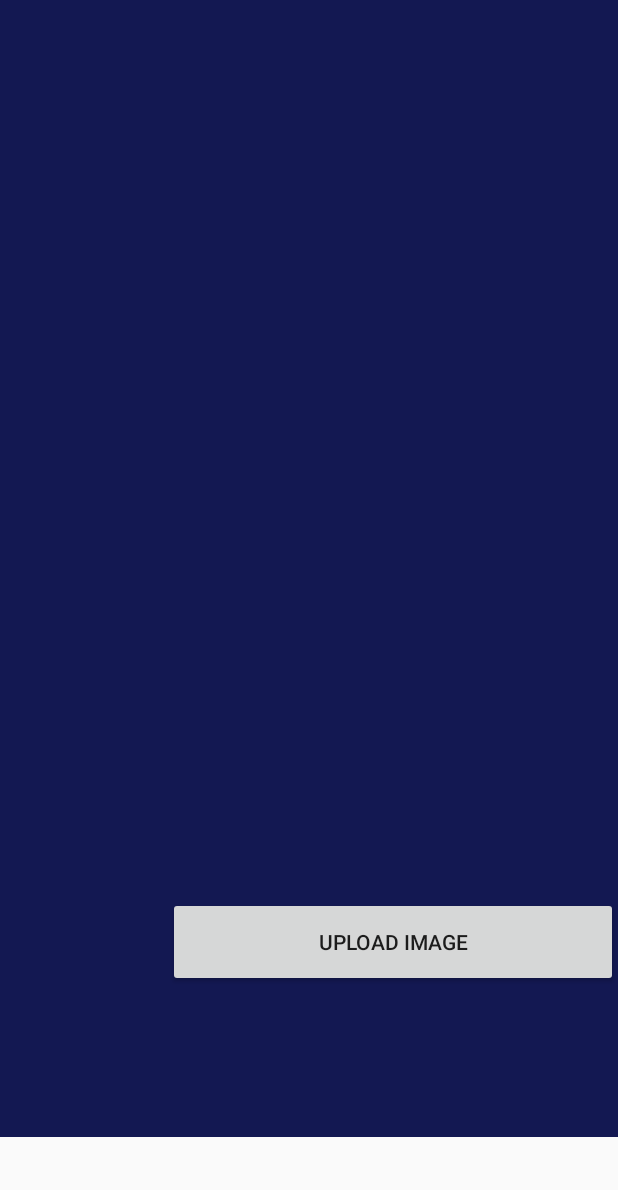
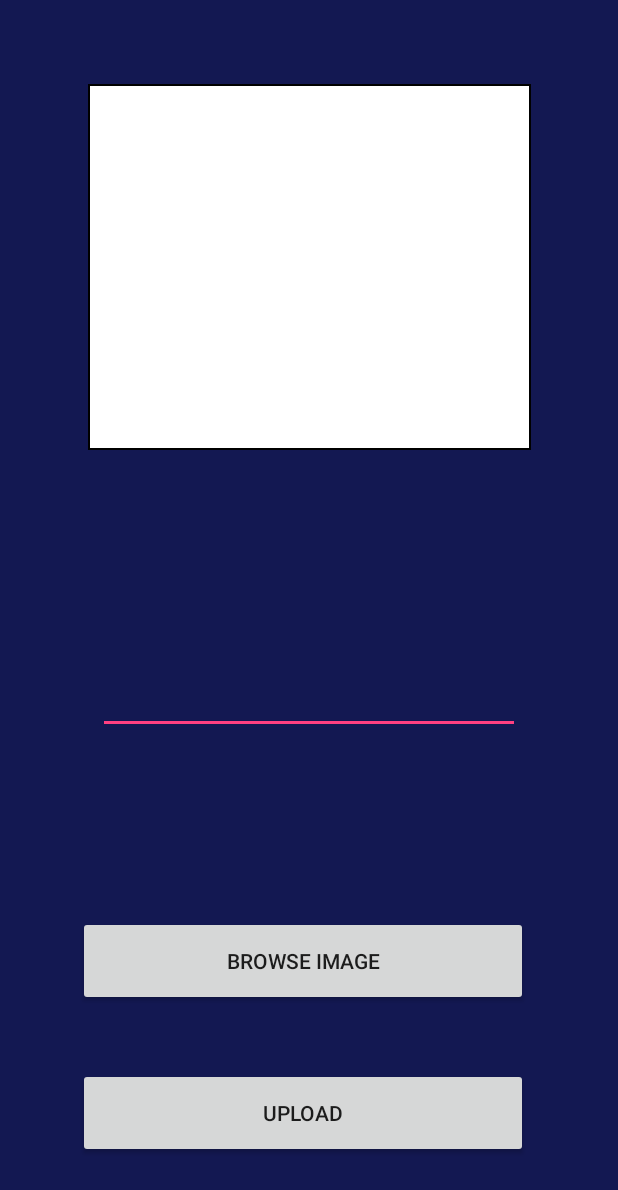
Before and after one commit to wilsonPhiggsbury/FaceIt, an Android app: the SettingsActivity screen opened directly, with no data from a screen before it, on a phone screen of 412 x 824 dp. Shown: the top 1190 px of the screen. Run offline under Robolectric (Android 15) with nearby library versions, the phone set to English and light mode, and no system bars.

Commit message:
fix settingsActivity layout file, created button for

```diff
--- a/app/src/main/AndroidManifest.xml
+++ b/app/src/main/AndroidManifest.xml
@@ -21,4 +21,7 @@
         <activity android:name=".SettingsActivity"></activity>
     </application>
 
+    <uses-permission android:name="android.permission.INTERNET"/>
+    <uses-permission android:name="android.permission.READ_EXTERNAL_STORAGE"/>
+    <uses-permission android:name="android.permission.WRITE_EXTERNAL_STORAGE"/>
 </manifest>
--- a/app/src/main/java/com/example/faceit/SettingsActivity.java
+++ b/app/src/main/java/com/example/faceit/SettingsActivity.java
@@ -1,13 +1,99 @@
 package com.example.faceit;
 
+import android.content.ContextWrapper;
+import android.content.Intent;
+import android.database.Cursor;
+import android.graphics.Bitmap;
+import android.graphics.BitmapFactory;
+import android.net.Uri;
+import android.provider.MediaStore;
 import android.support.v7.app.AppCompatActivity;
 import android.os.Bundle;
+import android.util.Log;
+import android.view.View;
+import android.widget.Button;
+import android.widget.EditText;
+import android.widget.ImageView;
 
-public class SettingsActivity extends AppCompatActivity {
+import java.security.Timestamp;
 
+public class SettingsActivity extends AppCompatActivity implements View.OnClickListener{
+    private static final int RESULT_LOAD_IMAGE = 1; //id for the image selected to upload
+    private Button browseImageBtn;
+    private Button uploadPhotoBtn;
+    private ImageView image;
+    private EditText editPhotoName;
+    private static Bitmap imageToUpload;
     @Override
     protected void onCreate(Bundle savedInstanceState) {
         super.onCreate(savedInstanceState);
         setContentView(R.layout.activity_settings);
+        image = (ImageView)findViewById(R.id.imageToUpload);
+        browseImageBtn = (Button)findViewById(R.id.browseImageBtn);
+        uploadPhotoBtn = (Button)findViewById(R.id.uploadImageBtn);
+        editPhotoName = (EditText)findViewById(R.id.editUploadName);
+
+        image.setOnClickListener((View.OnClickListener) this);
+        uploadPhotoBtn.setOnClickListener((View.OnClickListener) this);
+        browseImageBtn.setOnClickListener((View.OnClickListener)this);
+    }
+
+    @Override
+    public void onClick(View view){
+        switch(view.getId()) {
+            case R.id.browseImageBtn:
+                Intent galleryIntent = new Intent(Intent.ACTION_PICK, MediaStore.Images.Media.EXTERNAL_CONTENT_URI);
+                startActivityForResult(galleryIntent, RESULT_LOAD_IMAGE);
+                break;
+
+            case R.id.uploadImageBtn:
+                uploadImageToInternalStorage(imageToUpload);
+                break;
+
+        }
+    }
+
+    /*
+     * Callback when user select image from gallery for upload
+     * get a callback
+     * @see android.app.Activity#onActivityResult(int, int,
+     * android.content.Intent)
+     */
+    @Override
+    protected void onActivityResult(int requestCode, int resultCode, Intent data) {
+        super.onActivityResult(requestCode, resultCode, data);
+        // Here we need to check if the activity that was triggers was the Image Gallery.
+        // If it is the requestCode will match the LOAD_IMAGE_RESULTS value.
+        // If the resultCode is RESULT_OK and there is some data (not null) we know that an image was picked.
+        if (requestCode == RESULT_LOAD_IMAGE && resultCode == RESULT_OK && data!=null){
+            //display the picture selected
+            Uri selectedImage = data.getData();
+            image.setImageURI(selectedImage);
+            String[] filePathColumn = {MediaStore.Images.Media.DATA};
+
+            Cursor cursor = getContentResolver().query(selectedImage,
+                    filePathColumn, null, null, null);
+            cursor.moveToFirst();
+            int columnIndex = cursor.getColumnIndex(filePathColumn[0]);
+            String imagePath = cursor.getString(columnIndex);
+
+            //set the photo to a bitmap
+            BitmapFactory.Options options = new BitmapFactory.Options();
+            options.inPreferredConfig = Bitmap.Config.ARGB_8888;
+            Bitmap imageToUpload = BitmapFactory.decodeFile(imagePath, options);
+
+            //upload the bitmap
+            uploadImageToInternalStorage(imageToUpload);
+
+            // At the end remember to close the cursor or you will end with the RuntimeException!
+            cursor.close();
+            Log.i("Image", "uploading image...");
+
+        }
+    }
+
+    private void uploadImageToInternalStorage(Bitmap bitmapImage){
+        //insert code here
+
     }
 }
--- /dev/null
+++ b/app/src/main/res/drawable-v24/imageviewborder.xml
@@ -0,0 +1,7 @@
+<?xml version="1.0" encoding="UTF-8"?>
+<shape xmlns:android="http://schemas.android.com/apk/res/android">
+    <solid android:color="#FFFFFF" />
+    <stroke android:width="1dp" android:color="#000000" />
+    <padding android:left="1dp" android:top="1dp" android:right="1dp"
+        android:bottom="1dp" />
+</shape>
--- a/app/src/main/res/layout/activity_settings.xml
+++ b/app/src/main/res/layout/activity_settings.xml
@@ -1,37 +1,69 @@
 <?xml version="1.0" encoding="utf-8"?>
-<ScrollView xmlns:android="http://schemas.android.com/apk/res/android"
+<!--<ScrollView xmlns:android="http://schemas.android.com/apk/res/android"-->
+    <!--xmlns:app="http://schemas.android.com/apk/res-auto"-->
+    <!--xmlns:tools="http://schemas.android.com/tools"-->
+    <!--android:layout_width="match_parent"-->
+    <!--android:layout_height="match_parent">-->
+    <android.support.constraint.ConstraintLayout xmlns:android="http://schemas.android.com/apk/res/android"
         xmlns:app="http://schemas.android.com/apk/res-auto"
         xmlns:tools="http://schemas.android.com/tools"
     android:layout_width="match_parent"
-    android:layout_height="match_parent">
-    <android.support.constraint.ConstraintLayout xmlns:android="http://schemas.android.com/apk/res/android"
-        xmlns:app="http://schemas.android.com/apk/res-auto"
-        xmlns:tools="http://schemas.android.com/tools"
-    android:layout_width="wrap_content"
-    android:layout_height="wrap_content"
+    android:layout_height="match_parent"
     tools:context=".SettingsActivity"
     android:background="@color/colorPrimaryDark">
 
     <ImageView
         android:id="@+id/imageToUpload"
-            android:layout_width="150dp"
-            android:layout_height="150dp"
-            android:layout_marginTop="132dp"
-            app:layout_constraintTop_toTopOf="parent"
-            tools:layout_editor_absoluteX="100dp" />
+        android:layout_width="295dp"
+        android:layout_height="244dp"
+        android:layout_marginStart="8dp"
+        android:layout_marginTop="56dp"
+        android:layout_marginEnd="8dp"
+        android:background="@drawable/imageviewborder"
+        app:layout_constraintEnd_toEndOf="parent"
+        app:layout_constraintStart_toStartOf="parent"
+        app:layout_constraintTop_toTopOf="parent" />
+
+    <EditText
+        android:id="@+id/editUploadName"
+        android:layout_width="281dp"
+        android:layout_height="48dp"
+        android:layout_marginTop="88dp"
+        android:layout_marginBottom="8dp"
+        android:textAppearance="@style/TextAppearance.AppCompat.Body1"
+        android:textColor="@color/colorAccent"
+        app:layout_constraintBottom_toTopOf="@+id/browseImageBtn"
+        app:layout_constraintEnd_toEndOf="parent"
+        app:layout_constraintStart_toStartOf="parent"
+        app:layout_constraintTop_toBottomOf="@+id/imageToUpload" />
+
+    <Button
+        android:id="@+id/browseImageBtn"
+        android:layout_width="@dimen/defaultBtn_width"
+        android:layout_height="@dimen/defaultBtn_height"
+        android:layout_marginTop="60dp"
+        android:layout_marginEnd="8dp"
+        android:layout_marginBottom="100dp"
+        android:text="Browse Image"
+        app:layout_constraintBottom_toBottomOf="parent"
+        app:layout_constraintEnd_toEndOf="parent"
+        app:layout_constraintHorizontal_bias="0.500"
+        app:layout_constraintStart_toStartOf="parent"
+        app:layout_constraintTop_toBottomOf="@+id/editUploadName" />
 
     <Button
         android:id="@+id/uploadImageBtn"
         android:layout_width="@dimen/defaultBtn_width"
         android:layout_height="@dimen/defaultBtn_height"
-            android:layout_marginStart="112dp"
-            android:layout_marginTop="316dp"
+        android:layout_marginTop="89dp"
+        android:layout_marginEnd="8dp"
         android:layout_marginBottom="100dp"
-            android:text="Upload Image"
+        android:text="Upload"
         app:layout_constraintBottom_toBottomOf="parent"
+        app:layout_constraintEnd_toEndOf="parent"
+        app:layout_constraintHorizontal_bias="0.50"
         app:layout_constraintStart_toStartOf="parent"
-            app:layout_constraintTop_toBottomOf="@+id/imageToUpload"
-            app:layout_constraintVertical_bias="0.0" />
+        app:layout_constraintTop_toBottomOf="@+id/browseImageBtn" />
 
     </android.support.constraint.ConstraintLayout>
-</ScrollView>
+<!--</ScrollView>-->
```
Lines whose indentation alone changed are shown as unchanged.
